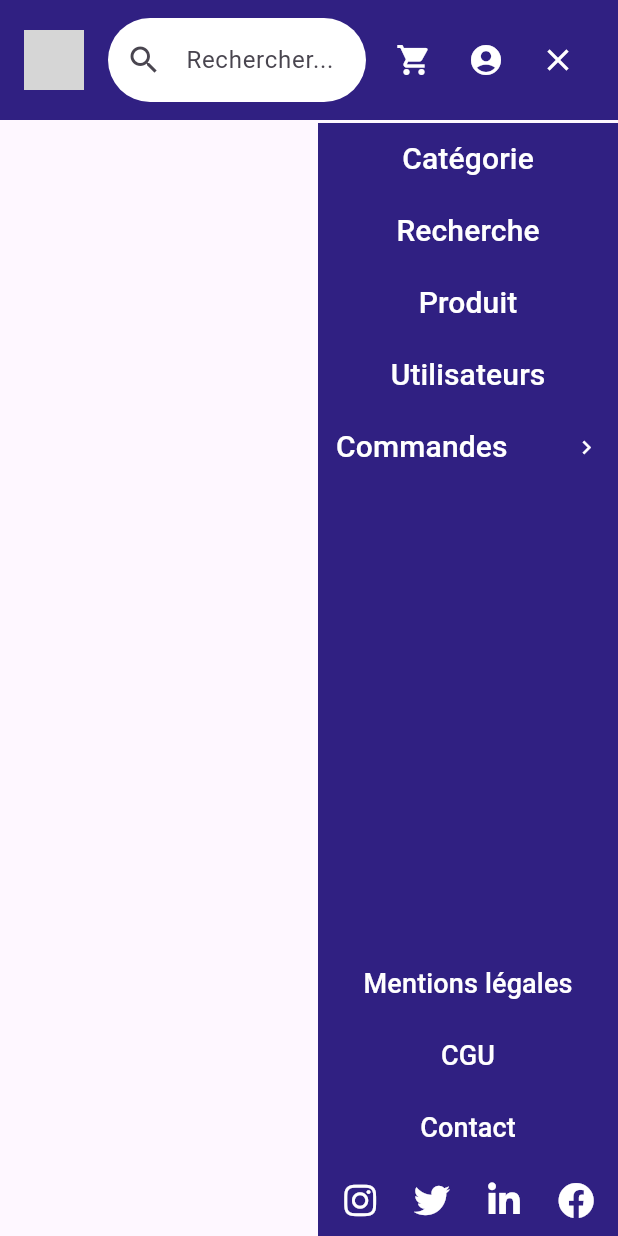
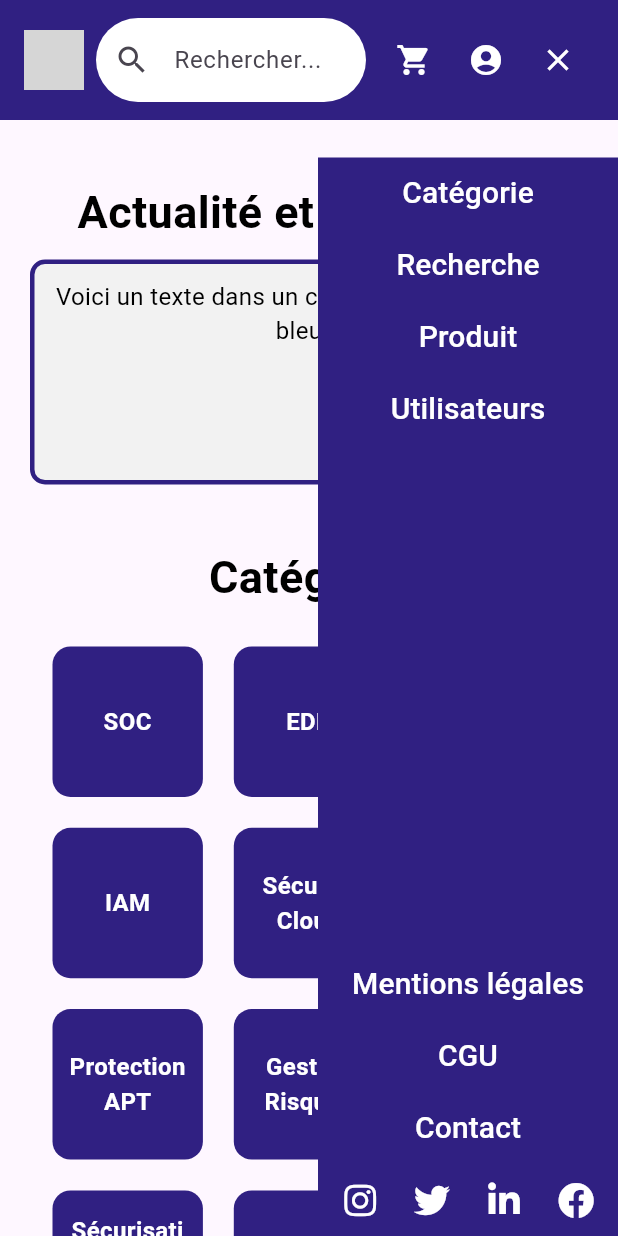
Before and after one commit to NathanCorberan/Projet_Cyna_Mobile, a Flutter app: the screen it shows after launch, after a tap on the "menu" icon, on a phone screen of 412 x 824 dp. Run offline on Flutter 3.47's test engine with Material 3 defaults, Android fonts, the phone set to English and light mode, and no system bars; our stand-ins replace font_awesome_flutter; network calls fail; grey boxes are pictures that could not be loaded.

Commit message:
page accueil terminé

```diff
--- a/lib/main.dart
+++ b/lib/main.dart
@@ -1,5 +1,5 @@
 import 'package:flutter/material.dart';
-import 'widgets/header_menu.dart';
+import 'pages/home.dart'; // Met à jour l'import avec le bon chemin
 
 void main() {
   runApp(MyApp());
@@ -13,7 +13,7 @@ class MyApp extends StatelessWidget {
       theme: ThemeData(
         primaryColor: Color(0xFF302082),
       ),
-      home: HeaderMenu(),
+      home: HomePage(), // Afficher HomePage
     );
   }
 }
--- /dev/null
+++ b/lib/pages/home.dart
@@ -0,0 +1,186 @@
+import 'package:flutter/material.dart';
+import '../widgets/header_menu.dart';
+
+class HomePage extends StatelessWidget {
+  List<String> categories = [
+    "SOC", "EDR", "XDR", "IAM", "Sécurité Cloud", "Sécurité Applis",
+    "Protection APT", "Gestion Risques", "Sécurité Réseaux",
+    "Sécurisation Données", "SD-WAN Security"
+  ];
+
+  List<Map<String, String>> products = [
+    {
+      "name": "Firewall Avancé",
+      "description": "Protégez votre réseau avec un pare-feu avancé.",
+      "image": "assets/images/firewall.jpeg"
+    },
+    {
+      "name": "Antivirus Pro",
+      "description": "Détection et suppression des menaces en temps réel.",
+      "image": "assets/images/antivirus.png"
+    },
+    {
+      "name": "Cloud Security",
+      "description": "Sécurisez vos données et applications dans le cloud.",
+      "image": "assets/images/cloud_security.jpg"
+    }
+  ];
+
+  @override
+  Widget build(BuildContext context) {
+    return Scaffold(
+      body: SingleChildScrollView( // Ajout du scroll
+        child: Column(
+          children: [
+            HeaderMenu(), // Header avec le menu intégré
+            SizedBox(height: 40),
+            Text(
+              "Actualité et nouveauté",
+              style: TextStyle(
+                color: Colors.black,
+                fontSize: 30,
+                fontWeight: FontWeight.bold,
+              ),
+            ),
+            Container(
+              margin: EdgeInsets.only(left: 20, right: 20, top: 10),
+              padding: EdgeInsets.all(10), // Espace interne
+              height: 150,
+              decoration: BoxDecoration(
+                border: Border.all(
+                  color: Color(0xFF302082),
+                  width: 3,
+                ),
+                borderRadius: BorderRadius.circular(10), // Coins arrondis
+                color: Color(0xFFF2F2F2), // Fond blanc
+              ),
+              child: Text(
+                "Voici un texte dans un cadre avec une bordure bleue.",
+                style: TextStyle(
+                  fontSize: 16,
+                  color: Colors.black,
+                ),
+                textAlign: TextAlign.center,
+              ),
+            ),
+            SizedBox(height: 40),
+            Text(
+              "Catégorie",
+              style: TextStyle(
+                color: Colors.black,
+                fontSize: 30,
+                fontWeight: FontWeight.bold,
+              ),
+            ),
+            Container(
+              margin: EdgeInsets.only(left: 20, right: 20, top: 10),
+              padding: EdgeInsets.all(5),
+              child: Padding(
+                padding: const EdgeInsets.all(10.0),
+                child: GridView.builder(
+                  shrinkWrap: true, // Permet au GridView de prendre seulement l'espace nécessaire
+                  physics: NeverScrollableScrollPhysics(), // Désactive le scrolling interne du GridView
+                  gridDelegate: SliverGridDelegateWithFixedCrossAxisCount(
+                    crossAxisCount: 3, // Nombre de colonnes
+                    crossAxisSpacing: MediaQuery.of(context).size.width * 0.05, // Espacement horizontal de 5%
+                    mainAxisSpacing: MediaQuery.of(context).size.width * 0.05, // Espacement vertical de 5%
+                    childAspectRatio: 1, // Ajuste la hauteur/largeur des cases pour une proportion carrée
+                  ),
+                  itemCount: categories.length, // Le nombre d'éléments à afficher
+                  itemBuilder: (context, index) {
+                    return Container(
+                      padding: EdgeInsets.all(10),
+                      alignment: Alignment.center, // Centrage du texte horizontal et vertical
+                      decoration: BoxDecoration(
+                        color: Color(0xFF302082), // Fond de la case
+                        borderRadius: BorderRadius.circular(12), // Bordures arrondies
+                      ),
+                      child: Text(
+                        categories[index],
+                        style: TextStyle(
+                          color: Colors.white, // Couleur du texte
+                          fontSize: 16, // Taille du texte
+                          fontWeight: FontWeight.bold,
+                        ),
+                        textAlign: TextAlign.center, // Centrage du texte horizontalement
+                      ),
+                    );
+                  },
+                ),
+              ),
+            ),
+            SizedBox(height: 40),
+            Text(
+              "Top du moment",
+              style: TextStyle(
+                color: Colors.black,
+                fontSize: 30,
+                fontWeight: FontWeight.bold,
+              ),
+            ),
+            Container(
+              margin: EdgeInsets.only(left: 20, right: 20, top: 10),
+              padding: EdgeInsets.all(5),
+              child: Padding(
+                padding: const EdgeInsets.all(10.0),
+                child: GridView.builder(
+                  shrinkWrap: true, // Permet au GridView de prendre seulement l'espace nécessaire
+                  physics: NeverScrollableScrollPhysics(), // Désactive le scrolling interne du GridView
+                  gridDelegate: SliverGridDelegateWithFixedCrossAxisCount(
+                    crossAxisCount: 1, // Nombre de colonnes
+                    crossAxisSpacing: MediaQuery.of(context).size.width * 0.05, // Espacement horizontal de 5%
+                    mainAxisSpacing: MediaQuery.of(context).size.width * 0.05, // Espacement vertical de 5%
+                  ),
+                  itemCount: products.length, // Le nombre d'éléments à afficher
+                  itemBuilder: (context, index) {
+                    return Container(
+                      padding: EdgeInsets.all(10),
+                      alignment: Alignment.center, // Centrage du texte horizontal et vertical
+                      decoration: BoxDecoration(
+                        color: Color(0xFF302082), // Fond de la case
+                        borderRadius: BorderRadius.circular(12),
+                      ),
+                      width: MediaQuery.of(context).size.width * 0.8, // Fixe la largeur à 80% de la largeur de l'écran
+                      child: IntrinsicHeight(
+                        child: Column(
+                          mainAxisSize: MainAxisSize.min, // La colonne s'adapte à la hauteur du contenu
+                          children: [
+                            Image.asset(
+                              products[index]['image']!,
+                              fit: BoxFit.cover, // Utilisation de BoxFit.cover pour ajuster l'image
+                              width: double.infinity, // Prend toute la largeur disponible
+                              height: 200, // Fixe une hauteur pour l'image
+                            ),
+                            SizedBox(height: 20),
+                            Text(
+                              products[index]['name']!,
+                              style: TextStyle(
+                                color: Colors.white,
+                                fontSize: 24,
+                                fontWeight: FontWeight.bold,
+                              ),
+                              textAlign: TextAlign.center,
+                            ),
+                            SizedBox(height: 10),
+                            Text(
+                              products[index]['description']!,
+                              style: TextStyle(
+                                color: Colors.white,
+                                fontSize: 18,
+                              ),
+                              textAlign: TextAlign.center,
+                            ),
+                          ],
+                        ),
+                      ),
+                    );
+                  },
+                ),
+              ),
+            )
+          ],
+        ),
+      ),
+    );
+  }
+}
--- a/lib/widgets/header_menu.dart
+++ b/lib/widgets/header_menu.dart
@@ -1,34 +1,24 @@
-// lib/widgets/header_menu.dart
 import 'package:flutter/material.dart';
 import 'package:font_awesome_flutter/font_awesome_flutter.dart';
 
-class HeaderMenu extends StatefulWidget {
+class HeaderMenu extends StatefulWidget implements PreferredSizeWidget {
   @override
   _HeaderMenuState createState() => _HeaderMenuState();
+
+  @override
+  Size get preferredSize => Size.fromHeight(80.0); // Hauteur de l'AppBar
 }
 
 class _HeaderMenuState extends State<HeaderMenu> {
+  bool _isResearch = false;
+  FocusNode _focusNode = FocusNode();
+  OverlayEntry? _overlayEntry;
   bool _isMenuOpen = false;
-  bool _isResearch = false;
-  bool _isCommandeOpen = false;  // Nouvelle variable pour gérer l'état du menu "Commandes"
-  FocusNode _focusNode = FocusNode();
-
-  void _toggleMenu() {
-    setState(() {
-      _isMenuOpen = !_isMenuOpen;
-    });
-  }
-
-  void _toggleCommandeMenu() {
-    setState(() {
-      _isCommandeOpen = !_isCommandeOpen;
-    });
-  }
 
   @override
   void initState() {
     super.initState();
-    _focusNode.addListener(_onFocusChange); // Ajoute un écouteur pour détecter le focus
+    _focusNode.addListener(_onFocusChange);
   }
 
   void _onFocusChange() {
@@ -39,28 +29,95 @@ class _HeaderMenuState extends State<HeaderMenu> {
 
   @override
   void dispose() {
-    _focusNode.dispose(); // Nettoyage du FocusNode
+    _focusNode.dispose();
+    _overlayEntry?.remove();
     super.dispose();
+  }
+
+  void _toggleMenu() {
+    if (_isMenuOpen) {
+      _closeMenu();
+    } else {
+      _openMenu();
+    }
+    setState(() {
+      _isMenuOpen = !_isMenuOpen;
+    });
+  }
+
+  void _openMenu() {
+    _overlayEntry = _createOverlayEntry();
+    Overlay.of(context).insert(_overlayEntry!);
+  }
+
+  void _closeMenu() {
+    _overlayEntry?.remove();
+    _overlayEntry = null;
+  }
+
+  OverlayEntry _createOverlayEntry() {
+    return OverlayEntry(
+      builder: (context) => Positioned(
+        top: 105, // Juste en dessous de l'AppBar
+        bottom: 0,
+        right: 0,
+        width: 200,
+        child: Material(
+          color: Colors.transparent,
+          child: Container(
+            color: Color(0xFF302082),
+            child: Column(
+              children: [
+                _menuItem("Catégorie"),
+                _menuItem("Recherche"),
+                _menuItem("Produit"),
+                _menuItem("Utilisateurs"),
+                Expanded(child: Container()), // Espacement
+                _menuItem("Mentions légales"),
+                _menuItem("CGU"),
+                _menuItem("Contact"),
+                _socialIcons(),
+              ],
+            ),
+          ),
+        ),
+      ),
+    );
+  }
+
+  Widget _menuItem(String title) {
+    return TextButton(
+      onPressed: _toggleMenu,
+      child: Text(title, style: TextStyle(color: Colors.white, fontSize: 20)),
+    );
+  }
+
+  Widget _socialIcons() {
+    return Row(
+      mainAxisAlignment: MainAxisAlignment.center,
+      children: [
+        IconButton(icon: Icon(FontAwesomeIcons.instagram, color: Colors.white), onPressed: () {}),
+        IconButton(icon: Icon(FontAwesomeIcons.twitter, color: Colors.white), onPressed: () {}),
+        IconButton(icon: Icon(FontAwesomeIcons.linkedinIn, color: Colors.white), onPressed: () {}),
+        IconButton(icon: Icon(FontAwesomeIcons.facebook, color: Colors.white), onPressed: () {}),
+      ],
+    );
   }
 
   @override
   Widget build(BuildContext context) {
-    return Scaffold(
-      appBar: AppBar(
+    return AppBar(
       backgroundColor: Color(0xFF302082),
       automaticallyImplyLeading: false,
       toolbarHeight: 80,
       title: Row(
         mainAxisAlignment: MainAxisAlignment.spaceBetween,
         children: [
-            Padding(
-              padding: const EdgeInsets.only(top: 8.0, right: 8.0, bottom: 8.0),
-              child: Image.network(
+          Image.network(
             'https://static.wixstatic.com/media/d9da11_f0ddbd894a0c4eeba7b96fdf02a011e9~mv2.png/v1/fill/w_342,h_98,al_c,q_85,usm_0.66_1.00_0.01,enc_auto/Logo%20Cyna%20Purple%20and%20white.png',
             fit: BoxFit.contain,
             height: 40,
             cacheWidth: 1000,
-              ),
           ),
           Expanded(
             child: Padding(
@@ -91,163 +148,13 @@ class _HeaderMenuState extends State<HeaderMenu> {
                 onPressed: () {},
               ),
               if (!_isResearch) IconButton(
-                  icon: _isMenuOpen ? Icon(Icons.close, color: Colors.white) : Icon(Icons.menu, color: Colors.white),
+                icon: Icon(_isMenuOpen ? Icons.close : Icons.menu, color: Colors.white),
                 onPressed: _toggleMenu,
               ),
             ],
           ),
         ],
       ),
-      ),
-      body: Stack(
-        children: [
-          // Affichage du menu seulement si _isMenuOpen est vrai
-          if (_isMenuOpen)
-            Positioned(
-              bottom: 0,
-              top: 2, // Commence tout en haut
-              right: 0, // Place le menu à droite
-              child: Container(
-                color: Color(0xFF302082), // Fond coloré pour mieux visualiser
-                width: 200,
-                height: MediaQuery.of(context).size.height, // Hauteur de l'écran
-                child: Column(
-                  children: [
-                    TextButton(
-                      onPressed: _toggleMenu,
-                      child: Text(
-                        "Catégorie",
-                        style: TextStyle(color: Colors.white, fontSize: 20),
-                      ),
-                    ),
-                    TextButton(
-                      onPressed: _toggleMenu,
-                      child: Text(
-                        "Recherche",
-                        style: TextStyle(color: Colors.white, fontSize: 20),
-                      ),
-                    ),
-                    TextButton(
-                      onPressed: _toggleMenu,
-                      child: Text(
-                        "Produit",
-                        style: TextStyle(color: Colors.white, fontSize: 20),
-                      ),
-                    ),
-                    TextButton(
-                      onPressed: _toggleMenu,
-                      child: Text(
-                        "Utilisateurs",
-                        style: TextStyle(color: Colors.white, fontSize: 20),
-                      ),
-                    ),
-                    // Bouton "Commandes" avec flèche qui change de direction
-                    TextButton(
-                      onPressed: _toggleCommandeMenu,
-                      child: Row(
-                        mainAxisAlignment: MainAxisAlignment.spaceBetween,
-                        children: [
-                          Text(
-                            "Commandes",
-                            style: TextStyle(color: Colors.white, fontSize: 20),
-                          ),
-                          Icon(
-                            _isCommandeOpen
-                                ? Icons.keyboard_arrow_down
-                                : Icons.keyboard_arrow_right,
-                            color: Colors.white,
-                          ),
-                        ],
-                      ),
-                    ),
-                    // Affiche les sous-options si _isCommandeOpen est vrai
-                    if (_isCommandeOpen)
-                      Column(
-                        children: [
-                          TextButton(
-                            onPressed: () {},
-                            child: Text(
-                              "Option 1",
-                              style: TextStyle(color: Colors.white, fontSize: 18),
-                            ),
-                          ),
-                          TextButton(
-                            onPressed: () {},
-                            child: Text(
-                              "Option 2",
-                              style: TextStyle(color: Colors.white, fontSize: 18),
-                            ),
-                          ),
-                          TextButton(
-                            onPressed: () {},
-                            child: Text(
-                              "Option 3",
-                              style: TextStyle(color: Colors.white, fontSize: 18),
-                            ),
-                          ),
-                        ],
-                      ),
-                    // Espacement flexible avant les icônes
-                    Expanded(
-                      child: Container(),
-                    ),
-                    // Boutons supplémentaires en bas avant les icônes des réseaux sociaux
-                    Column(
-                      children: [
-                        TextButton(
-                          onPressed: () {},
-                          child: Text(
-                            "Mentions légales",
-                            style: TextStyle(color: Colors.white, fontSize: 18),
-                          ),
-                        ),
-                        TextButton(
-                          onPressed: () {},
-                          child: Text(
-                            "CGU",
-                            style: TextStyle(color: Colors.white, fontSize: 18),
-                          ),
-                        ),
-                        TextButton(
-                          onPressed: () {},
-                          child: Text(
-                            "Contact",
-                            style: TextStyle(color: Colors.white, fontSize: 18),
-                          ),
-                        ),
-                      ],
-                    ),
-                    // Icônes des réseaux sociaux en bas
-                    SingleChildScrollView(
-                      scrollDirection: Axis.horizontal, // Scrollable horizontalement
-                      child: Row(
-                        mainAxisAlignment: MainAxisAlignment.spaceEvenly,
-                        children: [
-                          IconButton(
-                            icon: Icon(FontAwesomeIcons.instagram, color: Colors.white),
-                            onPressed: () {},
-                          ),
-                          IconButton(
-                            icon: Icon(FontAwesomeIcons.twitter, color: Colors.white), // Twitter icon
-                            onPressed: () {},
-                          ),
-                          IconButton(
-                            icon: Icon(FontAwesomeIcons.linkedinIn, color: Colors.white), // LinkedIn icon
-                            onPressed: () {},
-                          ),
-                          IconButton(
-                            icon: Icon(FontAwesomeIcons.facebook, color: Colors.white), // Facebook icon
-                            onPressed: () {},
-                          ),
-                        ],
-                      ),
-                    ),
-                  ],
-                ),
-              ),
-            )
-        ],
-      ), // Le reste du contenu
     );
   }
 }
--- a/pubspec.yaml
+++ b/pubspec.yaml
@@ -52,6 +52,8 @@ dev_dependencies:
 
 # The following section is specific to Flutter packages.
 flutter:
+  assets:
+    - assets/images/
 
   # The following line ensures that the Material Icons font is
   # included with your application, so that you can use the icons in
```
Also changed, not shown: assets/images/antivirus.png (added), assets/images/cloud_security.jpg (added), assets/images/firewall.jpeg (added), lib/generated/assets.dart (added). Lines whose indentation alone changed are shown as unchanged.
